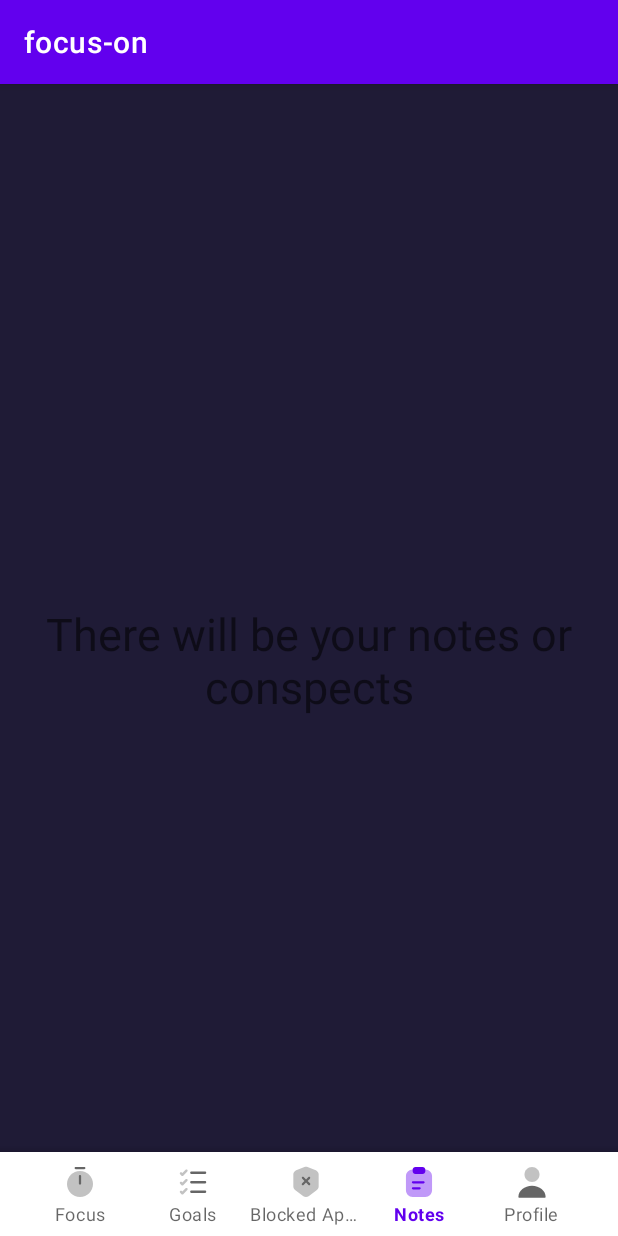
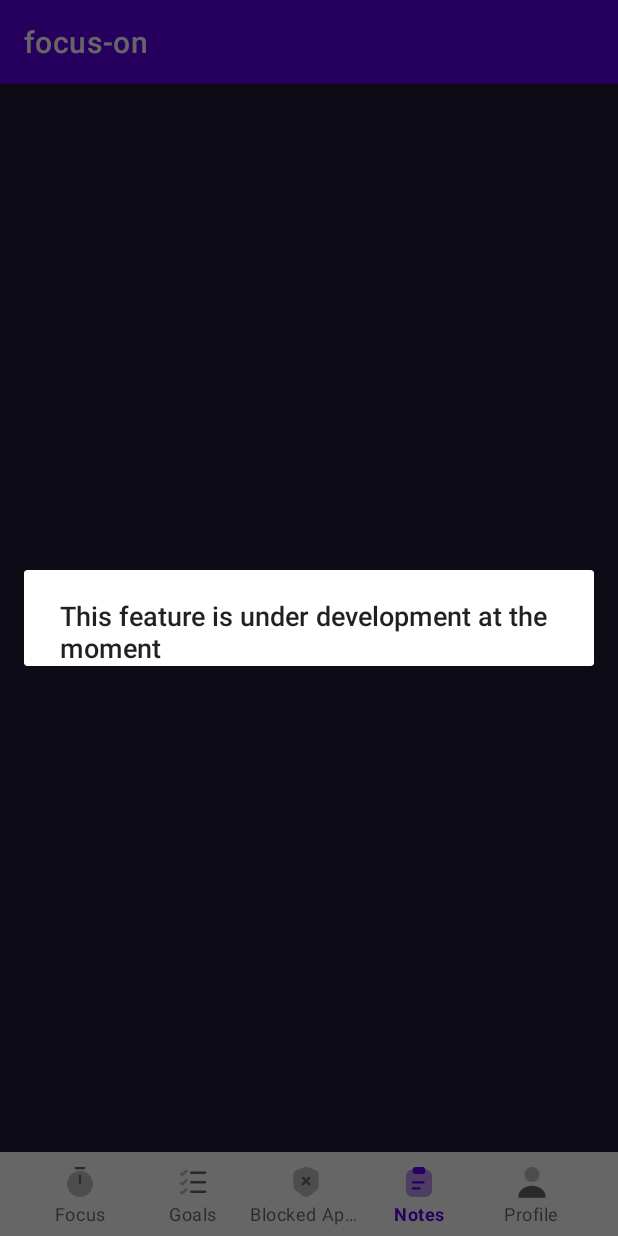
Before and after one commit to Uncert41nty/focus-on, an Android app: the MainActivity screen opened directly, with no data from a screen before it, item 4 of the bottom bar chosen, on a phone screen of 412 x 824 dp. Run offline under Robolectric (Android 15) with nearby library versions, the phone set to English and light mode, and no system bars.

Commit message:
NotesAlertDialog

```diff
--- a/app/src/main/java/com/example/focus_on/MainActivity.java
+++ b/app/src/main/java/com/example/focus_on/MainActivity.java
@@ -1,11 +1,13 @@
 package com.example.focus_on;
 
+import androidx.appcompat.app.AlertDialog;
 import androidx.appcompat.app.AppCompatActivity;
 import androidx.fragment.app.Fragment;
 import androidx.fragment.app.FragmentManager;
 import androidx.fragment.app.FragmentTransaction;
 
 import android.os.Bundle;
+import android.os.Handler;
 
 import com.example.focus_on.blocked.apps.BlockedAppsFragment;
 import com.example.focus_on.databinding.ActivityMainBinding;
@@ -16,31 +18,29 @@ import com.example.focus_on.profile.ProfileFragment;
 
 public class MainActivity extends AppCompatActivity {
     ActivityMainBinding binding;
+    AlertDialog dialog;
 
     @Override
     protected void onCreate(Bundle savedInstanceState) {
         super.onCreate(savedInstanceState);
+
         binding = ActivityMainBinding.inflate(getLayoutInflater());
         setContentView(binding.getRoot());
         replaceFragment(new FocusFragment());
         binding.bottomNavigationView.setBackground(null);
         binding.bottomNavigationView.setOnItemSelectedListener(item -> {
-            switch (item.getItemId()) {
-                case R.id.focus:
-                    replaceFragment(new FocusFragment());
-                    break;
-                case R.id.goals:
-                    replaceFragment(new GoalsFragment());
-                    break;
-                case R.id.blockedApps:
-                    replaceFragment(new BlockedAppsFragment());
-                    break;
-                case R.id.notes:
-                    replaceFragment(new NotesFragment());
-                    break;
-                case R.id.profile:
-                    replaceFragment(new ProfileFragment());
-                    break;
+            int itemId = item.getItemId();
+            if (itemId == R.id.focus) {
+                replaceFragment(new FocusFragment());
+            } else if (itemId == R.id.goals) {
+                replaceFragment(new GoalsFragment());
+            } else if (itemId == R.id.blockedApps) {
+                replaceFragment(new BlockedAppsFragment());
+            } else if (itemId == R.id.notes) {
+                underDevelopmentAlert();
+                replaceFragment(new FocusFragment());
+            } else if (itemId == R.id.profile) {
+                replaceFragment(new ProfileFragment());
             }
             return true;
         });
@@ -52,4 +52,21 @@ public class MainActivity extends AppCompatActivity {
         fragmentTransaction.replace(R.id.frame_layout, fragment);
         fragmentTransaction.commit();
     }
+
+    private void underDevelopmentAlert() {
+        AlertDialog.Builder notAvailableAlert = new AlertDialog.Builder(MainActivity.this);
+        String alertText = "This feature is under development at the moment";
+        notAvailableAlert.setTitle(alertText);
+
+        new Handler().postDelayed(new Runnable() {
+            @Override
+            public void run() {
+                dialog.dismiss();
+            }
+        }, 3000);
+
+        dialog = notAvailableAlert.create();
+        dialog.show();
+    }
+
 }
--- a/app/src/main/res/layout/fragment_focus.xml
+++ b/app/src/main/res/layout/fragment_focus.xml
@@ -5,12 +5,22 @@
     android:layout_height="match_parent"
     tools:context=".discipline.timer.FocusFragment">
 
-    <!-- TODO: Update blank fragment layout -->
-    <TextView
+    <RelativeLayout
         android:layout_width="match_parent"
-        android:layout_height="match_parent"
-        android:text="@string/hello_blank_fragment"
+        android:layout_height="wrap_content"
+        android:orientation="horizontal"
         android:gravity="center"
-        android:textSize="30sp"/>
+        android:background="@drawable/edit_text_background">
+
+        <LinearLayout
+            android:id="@+id/timerBtn"
+            android:layout_width="wrap_content"
+            android:layout_height="wrap_content"
+            android:orientation="vertical">
+
+
+        </LinearLayout>
+
+    </RelativeLayout>
 
 </FrameLayout>
```
Also changed, not shown: app/src/main/java/com/example/focus_on/discipline/timer/TimeFragmet.java (added, +61 -0 lines), app/src/main/res/layout/fragment_time_fragmet.xml (added, +14 -0 lines).
